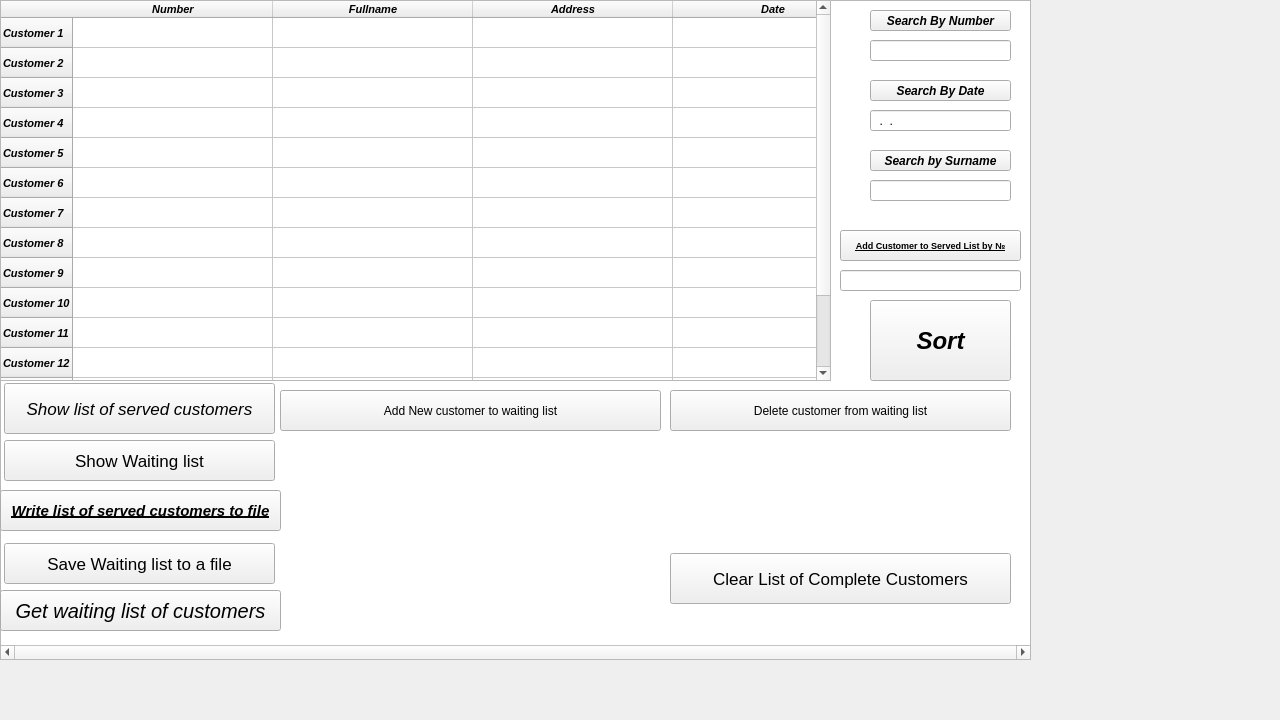
Before: the Qt Designer form QT/Lab_3/Task_1v2/MainWindow.ui in PaShampusik/BSUIR, drawn with Qt 5.
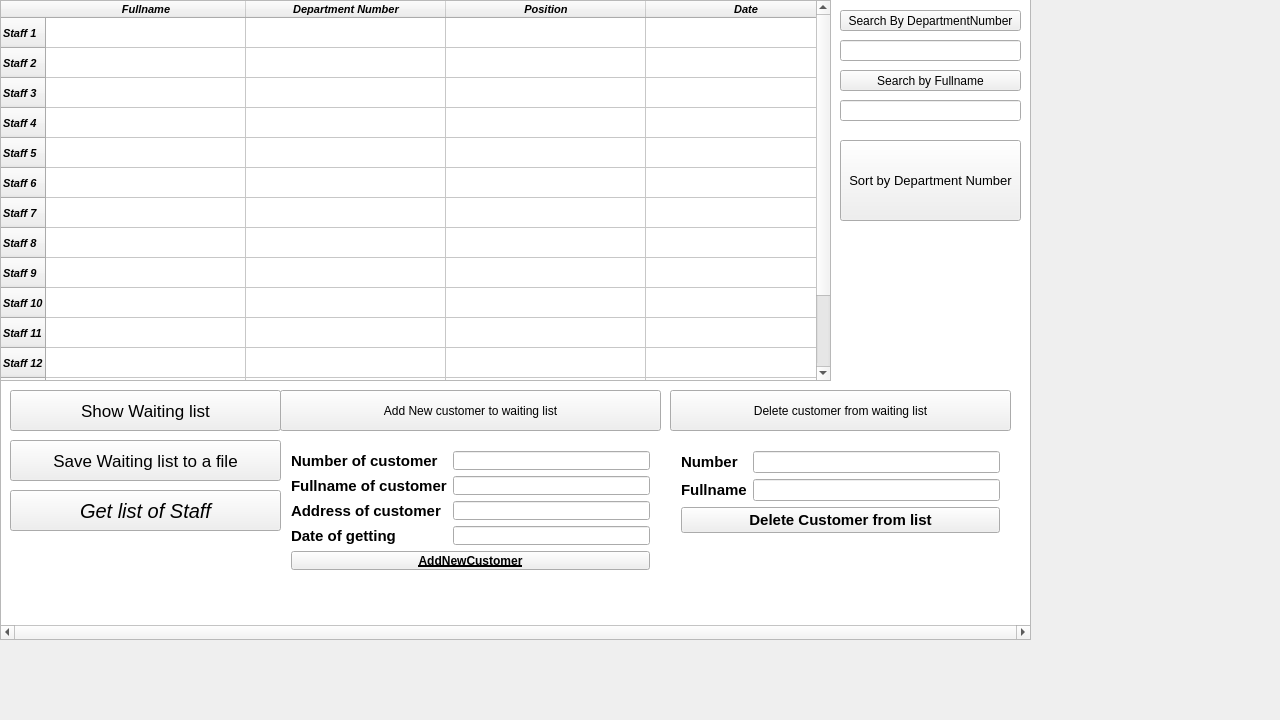
After: the same form once the commit is applied.

```diff
--- a/QT/Lab_3/Task_1v2/MainWindow.ui
+++ b/QT/Lab_3/Task_1v2/MainWindow.ui
@@ -111,26 +111,6 @@
    <zorder>pushButton_3</zorder>
    <zorder>label_3</zorder>
   </widget>
-  <widget class="QPushButton" name="SearchByDate">
-   <property name="geometry">
-    <rect>
-     <x>870</x>
-     <y>80</y>
-     <width>141</width>
-     <height>21</height>
-    </rect>
-   </property>
-   <property name="font">
-    <font>
-     <pointsize>9</pointsize>
-     <italic>true</italic>
-     <bold>true</bold>
-    </font>
-   </property>
-   <property name="text">
-    <string>Search By Date</string>
-   </property>
-  </widget>
   <widget class="QWidget" name="formLayoutWidget">
    <property name="geometry">
     <rect>
@@ -252,9 +232,9 @@
   <widget class="QPushButton" name="ShowTable">
    <property name="geometry">
     <rect>
-     <x>0</x>
-     <y>590</y>
-     <width>281</width>
+     <x>10</x>
+     <y>490</y>
+     <width>271</width>
      <height>41</height>
     </rect>
    </property>
@@ -265,14 +245,14 @@
     </font>
    </property>
    <property name="text">
-    <string>Get waiting list of customers</string>
+    <string>Get list of Staff</string>
    </property>
   </widget>
   <widget class="QPushButton" name="List">
    <property name="geometry">
     <rect>
-     <x>4</x>
-     <y>440</y>
+     <x>10</x>
+     <y>390</y>
      <width>271</width>
      <height>41</height>
     </rect>
@@ -289,9 +269,9 @@
   <widget class="QLineEdit" name="lineEdit_5">
    <property name="geometry">
     <rect>
-     <x>870</x>
-     <y>180</y>
-     <width>141</width>
+     <x>840</x>
+     <y>100</y>
+     <width>181</width>
      <height>21</height>
     </rect>
    </property>
@@ -299,94 +279,24 @@
     <string>aaaaaaaaaaaaaaa</string>
    </property>
   </widget>
-  <widget class="QPushButton" name="Clear">
-   <property name="geometry">
-    <rect>
-     <x>670</x>
-     <y>553</y>
-     <width>341</width>
-     <height>51</height>
-    </rect>
-   </property>
-   <property name="font">
-    <font>
-     <pointsize>13</pointsize>
-    </font>
-   </property>
-   <property name="text">
-    <string>Clear List of Complete Customers</string>
-   </property>
-  </widget>
   <widget class="QPushButton" name="SearchByNumber">
    <property name="geometry">
     <rect>
-     <x>870</x>
+     <x>840</x>
      <y>10</y>
-     <width>141</width>
+     <width>181</width>
      <height>21</height>
     </rect>
    </property>
    <property name="font">
     <font>
      <pointsize>9</pointsize>
-     <italic>true</italic>
-     <bold>true</bold>
+     <italic>false</italic>
+     <bold>false</bold>
     </font>
    </property>
    <property name="text">
-    <string>Search By Number</string>
-   </property>
-  </widget>
-  <widget class="QPushButton" name="pushButton_2">
-   <property name="geometry">
-    <rect>
-     <x>840</x>
-     <y>230</y>
-     <width>181</width>
-     <height>31</height>
-    </rect>
-   </property>
-   <property name="font">
-    <font>
-     <pointsize>7</pointsize>
-     <bold>true</bold>
-     <underline>true</underline>
-    </font>
-   </property>
-   <property name="text">
-    <string>Add Customer to Served List by №</string>
-   </property>
-  </widget>
-  <widget class="QLineEdit" name="lineEdit_6">
-   <property name="geometry">
-    <rect>
-     <x>840</x>
-     <y>270</y>
-     <width>181</width>
-     <height>21</height>
-    </rect>
-   </property>
-   <property name="inputMask">
-    <string>0000000000</string>
-   </property>
-  </widget>
-  <widget class="QPushButton" name="pushButton">
-   <property name="geometry">
-    <rect>
-     <x>4</x>
-     <y>383</y>
-     <width>271</width>
-     <height>51</height>
-    </rect>
-   </property>
-   <property name="font">
-    <font>
-     <pointsize>13</pointsize>
-     <italic>true</italic>
-    </font>
-   </property>
-   <property name="text">
-    <string>Show list of served customers</string>
+    <string>Search By DepartmentNumber</string>
    </property>
   </widget>
   <widget class="QPushButton" name="DeleteCustomer">
@@ -402,32 +312,11 @@
     <string>Delete customer from waiting list</string>
    </property>
   </widget>
-  <widget class="QPushButton" name="ServedList">
-   <property name="geometry">
-    <rect>
-     <x>0</x>
-     <y>490</y>
-     <width>281</width>
-     <height>41</height>
-    </rect>
-   </property>
-   <property name="font">
-    <font>
-     <pointsize>11</pointsize>
-     <italic>true</italic>
-     <bold>true</bold>
-     <underline>true</underline>
-    </font>
-   </property>
-   <property name="text">
-    <string>Write list of served customers to file</string>
-   </property>
-  </widget>
   <widget class="QGraphicsView" name="graphicsView">
    <property name="geometry">
     <rect>
      <x>0</x>
-     <y>0</y>
+     <y>-20</y>
      <width>1031</width>
      <height>660</height>
     </rect>
@@ -442,41 +331,41 @@
   <widget class="QPushButton" name="Sort">
    <property name="geometry">
     <rect>
-     <x>870</x>
-     <y>300</y>
-     <width>141</width>
+     <x>840</x>
+     <y>140</y>
+     <width>181</width>
      <height>81</height>
     </rect>
    </property>
    <property name="font">
     <font>
-     <pointsize>18</pointsize>
-     <italic>true</italic>
-     <bold>true</bold>
+     <pointsize>10</pointsize>
+     <italic>false</italic>
+     <bold>false</bold>
     </font>
    </property>
    <property name="text">
-    <string>Sort</string>
+    <string>Sort by Department Number</string>
    </property>
   </widget>
   <widget class="QPushButton" name="SearchByName">
    <property name="geometry">
     <rect>
-     <x>870</x>
-     <y>150</y>
-     <width>141</width>
+     <x>840</x>
+     <y>70</y>
+     <width>181</width>
      <height>21</height>
     </rect>
    </property>
    <property name="font">
     <font>
      <pointsize>9</pointsize>
-     <italic>true</italic>
-     <bold>true</bold>
+     <italic>false</italic>
+     <bold>false</bold>
     </font>
    </property>
    <property name="text">
-    <string>Search by Surname</string>
+    <string>Search by Fullname</string>
    </property>
   </widget>
   <widget class="QTableWidget" name="tableWidget">
@@ -521,84 +410,79 @@
    </attribute>
    <row>
     <property name="text">
-     <string>Customer 1</string>
+     <string>Staff 1</string>
     </property>
    </row>
    <row>
     <property name="text">
-     <string>Customer 2</string>
+     <string>Staff 2</string>
     </property>
    </row>
    <row>
     <property name="text">
-     <string>Customer 3</string>
+     <string>Staff 3</string>
     </property>
    </row>
    <row>
     <property name="text">
-     <string>Customer 4</string>
+     <string>Staff 4</string>
     </property>
    </row>
    <row>
     <property name="text">
-     <string>Customer 5</string>
+     <string>Staff 5</string>
     </property>
    </row>
    <row>
     <property name="text">
-     <string>Customer 6</string>
+     <string>Staff 6</string>
     </property>
    </row>
    <row>
     <property name="text">
-     <string>Customer 7</string>
+     <string>Staff 7</string>
     </property>
    </row>
    <row>
     <property name="text">
-     <string>Customer 8</string>
+     <string>Staff 8</string>
     </property>
    </row>
    <row>
     <property name="text">
-     <string>Customer 9</string>
+     <string>Staff 9</string>
     </property>
    </row>
    <row>
     <property name="text">
-     <string>Customer 10</string>
+     <string>Staff 10</string>
     </property>
    </row>
    <row>
     <property name="text">
-     <string>Customer 11</string>
+     <string>Staff 11</string>
     </property>
    </row>
    <row>
     <property name="text">
-     <string>Customer 12</string>
+     <string>Staff 12</string>
     </property>
    </row>
    <row>
     <property name="text">
-     <string>Customer 13</string>
+     <string>Staff 13</string>
     </property>
    </row>
    <row>
     <property name="text">
-     <string>Customer 14</string>
+     <string>Staff 14</string>
     </property>
    </row>
    <row>
     <property name="text">
-     <string>Customer 15</string>
+     <string>Staff 15</string>
     </property>
    </row>
-   <column>
-    <property name="text">
-     <string>Number</string>
-    </property>
-   </column>
    <column>
     <property name="text">
      <string>Fullname</string>
@@ -606,7 +490,12 @@
    </column>
    <column>
     <property name="text">
-     <string>Address</string>
+     <string>Department Number</string>
+    </property>
+   </column>
+   <column>
+    <property name="text">
+     <string>Position</string>
     </property>
    </column>
    <column>
@@ -618,8 +507,8 @@
   <widget class="QPushButton" name="Save">
    <property name="geometry">
     <rect>
-     <x>4</x>
-     <y>543</y>
+     <x>10</x>
+     <y>440</y>
      <width>271</width>
      <height>41</height>
     </rect>
@@ -636,9 +525,9 @@
   <widget class="QLineEdit" name="lineEdit">
    <property name="geometry">
     <rect>
-     <x>870</x>
+     <x>840</x>
      <y>40</y>
-     <width>141</width>
+     <width>181</width>
      <height>21</height>
     </rect>
    </property>
@@ -649,19 +538,7 @@
     <number>10</number>
    </property>
   </widget>
-  <widget class="QLineEdit" name="lineEdit_2">
-   <property name="geometry">
-    <rect>
-     <x>870</x>
-     <y>110</y>
-     <width>141</width>
-     <height>21</height>
-    </rect>
-   </property>
-   <property name="inputMask">
-    <string>00.00.0000</string>
-   </property>
-  </widget>
+  <zorder>graphicsView</zorder>
   <zorder>formLayoutWidget_3</zorder>
   <zorder>formLayoutWidget</zorder>
   <zorder>graphicsView</zorder>
```
Left out of the diff: 8 changed lines with no effect on the pictures.
